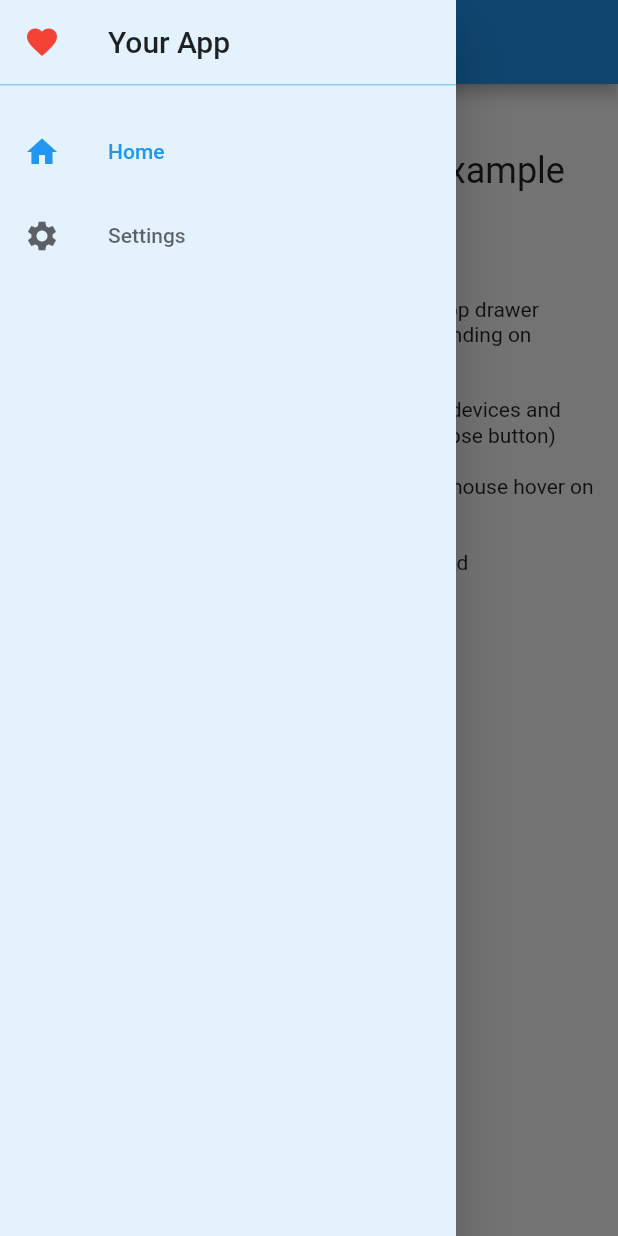
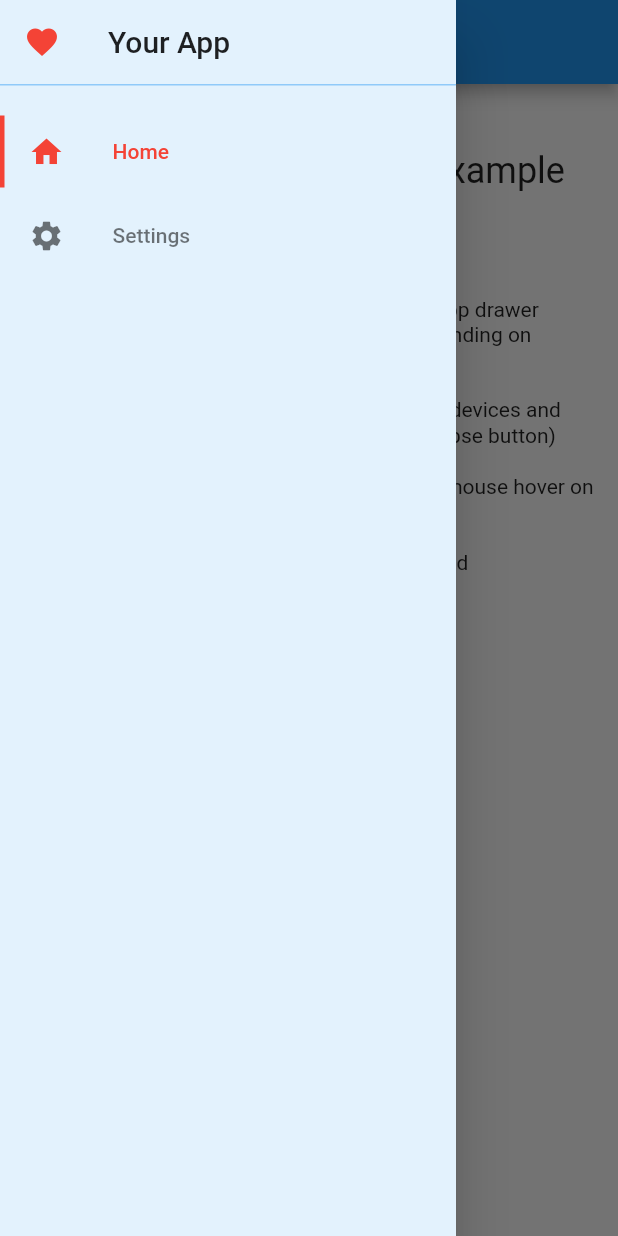
Before and after one commit to timobaehr/auto_scaffold, a Flutter app: the screen it shows after launch, with the side drawer open, on a phone screen of 412 x 824 dp. Run offline on Flutter 3.47's test engine with Material 2 defaults, Android fonts, the phone set to English and light mode, and no system bars; our stand-ins replace universal_io.

Commit message:
* Add selected indicator on top of the item tile in color of selected items * Flutter web compatibility (also for analyzer)

```diff
--- a/example/lib/main.dart
+++ b/example/lib/main.dart
@@ -11,8 +11,7 @@ class Example extends StatefulWidget {
 }
 
 class _ExampleState extends State<Example> {
-
-  _ExampleState(): super();
+  _ExampleState() : super();
 
   int _selectedPageIndex = 0;
   String _appBarTitle = 'Home';
@@ -28,15 +27,20 @@ class _ExampleState extends State<Example> {
       drawerTitle: Text('Your App',
           style: TextStyle(color: Theme.of(context).textTheme.bodyText1.color)),
       backgroundColor: Colors.blue.shade50,
-      //selectedNavigationItemColor: Colors.red,
-      //unselectedNavigationItemColor: Colors.black54,
+      selectedNavigationItemColor: Colors.red,
+      unselectedNavigationItemColor: Colors.black54,
+      selectedDrawerNavigationItemBackground: Colors.black12,
       onPageSelected: (int pageIndex) {
         setState(() {
           _selectedPageIndex = pageIndex;
 
           switch (_selectedPageIndex) {
-            case 0: _appBarTitle = 'Home'; break;
-            case 1: _appBarTitle = 'Settings'; break;
+            case 0:
+              _appBarTitle = 'Home';
+              break;
+            case 1:
+              _appBarTitle = 'Settings';
+              break;
           }
         });
       },
@@ -54,15 +58,17 @@ class _ExampleState extends State<Example> {
                     Text('Welcome to collapsible_app_scaffold example app.',
                         style: Theme.of(context).textTheme.headline5),
                     _headline('Features'),
-                  _item('Automatically switch between collapsible app drawer (position left) and bottom navigation bar depending on screen width'),
-                  _item('Disable bottom navigation tab bar on small devices and then use regular drawer instead (without collapse button)'),
-                  _item('Show tooltips if the drawer is collapsed on mouse hover on Desktop'),
+                    _item(
+                        'Automatically switch between collapsible app drawer (position left) and bottom navigation bar depending on screen width'),
+                    _item(
+                        'Disable bottom navigation tab bar on small devices and then use regular drawer instead (without collapse button)'),
+                    _item(
+                        'Show tooltips if the drawer is collapsed on mouse hover on Desktop'),
                     _item('Hide drawer leading if the drawer is collapsed'),
                   ],
                 ),
               ),
-          )
-        ),
+            )),
         NavigationItem(
           name: 'Settings',
           icon: Icon(Icons.settings),
@@ -79,8 +85,7 @@ class _ExampleState extends State<Example> {
       padding: const EdgeInsets.only(top: 16),
       child: Align(
         alignment: Alignment.centerLeft,
-        child: Text(headline,
-            style: TextStyle(fontWeight: FontWeight.bold)),
+        child: Text(headline, style: TextStyle(fontWeight: FontWeight.bold)),
       ),
     );
   }
--- a/lib/app_drawer.dart
+++ b/lib/app_drawer.dart
@@ -53,8 +53,9 @@ class CollapsibleDrawer extends StatefulWidget {
 }
 
 class _CollapsibleDrawerState extends State<CollapsibleDrawer> {
+  bool _collapsed = false;
 
-  bool _collapsed = false;
+  static const double WIDTH_SELECTED_INDICATOR = 3;
 
   @override
   void initState() {
@@ -77,16 +78,15 @@ class _CollapsibleDrawerState extends State<CollapsibleDrawer> {
                       child: Icon(Icons.android),
                     ),
                   ),*/
-        if (!_collapsed && (widget.leading != null || widget.title != null)) AppBar(
+        if (!_collapsed && (widget.leading != null || widget.title != null))
+          AppBar(
             backgroundColor: Colors.transparent,
             shadowColor: Colors.transparent,
             leading: widget.leading,
             title: widget.title,
           ),
-        if (!_collapsed) Container(
-            color: Theme.of(context).colorScheme.background,
-            height: 1
-        ),
+        if (!_collapsed)
+          Container(color: Theme.of(context).colorScheme.background, height: 1),
         ..._items(_collapsed)
       ],
     );
@@ -97,11 +97,14 @@ class _CollapsibleDrawerState extends State<CollapsibleDrawer> {
         child: Column(
           children: [
             Expanded(child: list),
-            if (!displayMobileLayout) ListTile(
+            if (!displayMobileLayout)
+              ListTile(
                   onTap: () => setState(() {
                         _collapsed = !_collapsed;
                       }),
-              leading: Icon(_collapsed ? Icons.arrow_forward_ios : Icons.arrow_back_ios),
+                  leading: Icon(_collapsed
+                      ? Icons.arrow_forward_ios
+                      : Icons.arrow_back_ios),
                   title: Text(_collapsed ? '' : StringsCommon.collapse()))
           ],
         ),
@@ -112,7 +115,10 @@ class _CollapsibleDrawerState extends State<CollapsibleDrawer> {
       return drawer;
     } else {
       return SizedBox(
-        width: 57,
+        width: 57 +
+            (widget.selectedNavigationItemBackground != null
+                ? WIDTH_SELECTED_INDICATOR
+                : 0),
         child: drawer,
       );
     }
@@ -134,19 +140,16 @@ class _CollapsibleDrawerState extends State<CollapsibleDrawer> {
     final bool displayMobileLayout = MediaQuery.of(context).size.width < 600;
 
     for (int i = 0; i < widget.items.length; i++) {
+      final selected = widget.currentIndex == i;
       final item = widget.items[i];
+      final leading = Theme(
+        data: ThemeData(iconTheme: IconThemeData(color: _itemColor(selected))),
+        child: item.icon,
+      );
       final listTile = ListTile(
-        leading: Theme(
-          data: ThemeData(
-            iconTheme: IconThemeData(
-              color: _itemColor(widget.currentIndex == i)
-            )
-          ),
-          child: item.icon,
-        ),
+        leading: leading,
         title: Text(collapsed ? '' : item.name,
-            style: TextStyle(color: _itemColor(widget.currentIndex == i))
-        ),
+            style: TextStyle(color: _itemColor(selected))),
         onTap: () async {
           /// Closes the drawer if applicable (which is only when it's not been displayed permanently) and navigates to the specified route
           /// In a mobile layout, the a modal drawer is used so we need to explicitly close it when the user selects a page to display
@@ -159,22 +162,45 @@ class _CollapsibleDrawerState extends State<CollapsibleDrawer> {
         selected: widget.currentIndex == i,
         selectedTileColor: widget.selectedNavigationItemBackground,
       );
+
+      Widget entry = widget.selectedNavigationItemBackground != null
+          ? LayoutBuilder(builder: (context, constraints) {
+              const double width = WIDTH_SELECTED_INDICATOR;
+              return Row(
+                children: [
+                  Container(
+                      width: width,
+                      height: 48,
+                      color: selected ? _itemColor(true) : Colors.transparent),
+                  Container(
+                      width: constraints.maxWidth - width, child: listTile)
+                ],
+              );
+            })
+          : listTile;
+
       if (collapsed) {
-        final tooltip = Tooltip(
+        final wrapWithTooltip = Tooltip(
           message: item.name,
           verticalOffset: -16,
           margin: const EdgeInsets.only(left: 40),
-          decoration: widget.tooltipDecoration ?? BoxDecoration(
-            color: Theme.of(context).textTheme.caption?.color?.withOpacity(0.80),
+          decoration: widget.tooltipDecoration ??
+              BoxDecoration(
+                color: Theme.of(context)
+                    .textTheme
+                    .caption
+                    ?.color
+                    ?.withOpacity(0.80),
                 borderRadius: const BorderRadius.all(Radius.circular(4)),
               ),
-          textStyle: widget.tooltipTextStyle ?? const TextStyle(color: Colors.white),
+          textStyle:
+              widget.tooltipTextStyle ?? const TextStyle(color: Colors.white),
           preferBelow: true,
-          child: listTile,
+          child: entry,
         );
-        result.add(tooltip);
+        result.add(wrapWithTooltip);
       } else {
-        result.add(listTile);
+        result.add(entry);
       }
     }
     return result;
--- a/lib/localization.dart
+++ b/lib/localization.dart
@@ -6,7 +6,6 @@ String locale = ui.window.locale?.languageCode ?? 'en';
 
 // ignore: avoid_classes_with_only_static_members
 class StringsCommon {
-
   static String collapse() {
     switch (locale) {
       case 'de':
@@ -25,5 +24,4 @@ class StringsCommon {
         return 'Collapse';
     }
   }
-
 }
--- a/pubspec.yaml
+++ b/pubspec.yaml
@@ -1,6 +1,6 @@
 name: auto_scaffold
-description: auto_scaffold
-version: 1.0.1
+description: Automatically switch between a bottom tab bar and a left drawer
+version: 1.0.2
 homepage: https://github.com/timobaehr/auto_scaffold
 
 environment:
@@ -10,6 +10,7 @@ environment:
 dependencies:
   flutter:
     sdk: flutter
+  universal_io: ^2.0.4
 
 dev_dependencies:
   flutter_test:
```
Also changed, not shown: lib/app_scaffold.dart (+16 -9 lines), lib/extensions.dart (+3 -5 lines), lib/navigation_item.dart (+5 -8 lines), 1 other file. Lines whose indentation alone changed are shown as unchanged.
